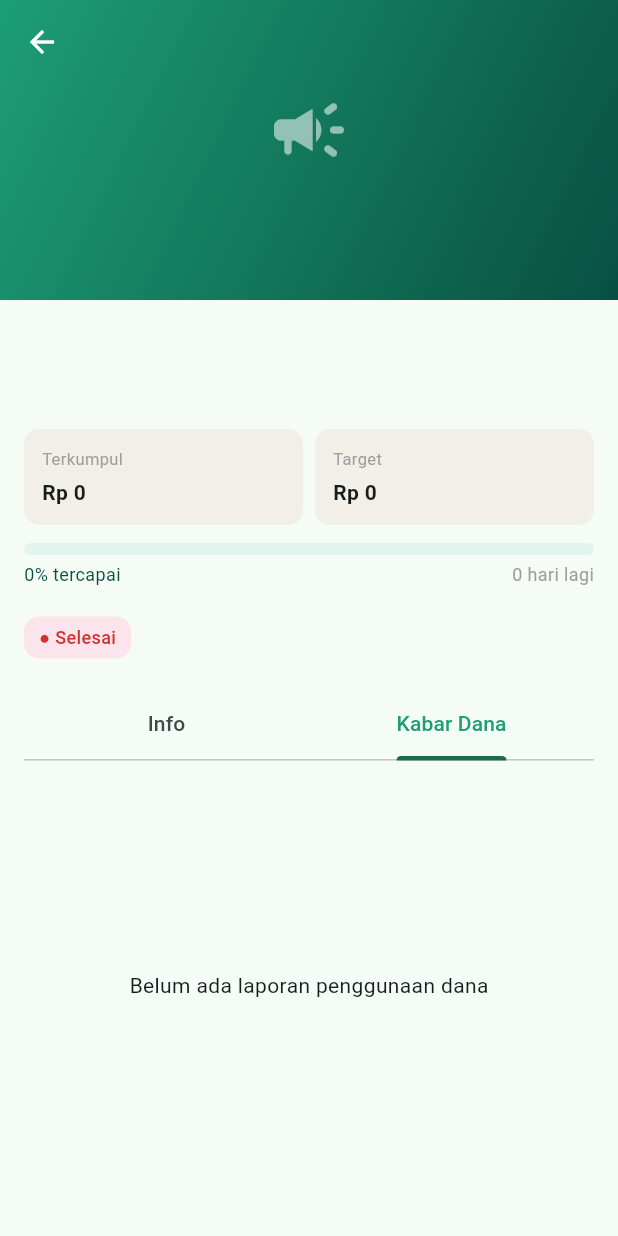
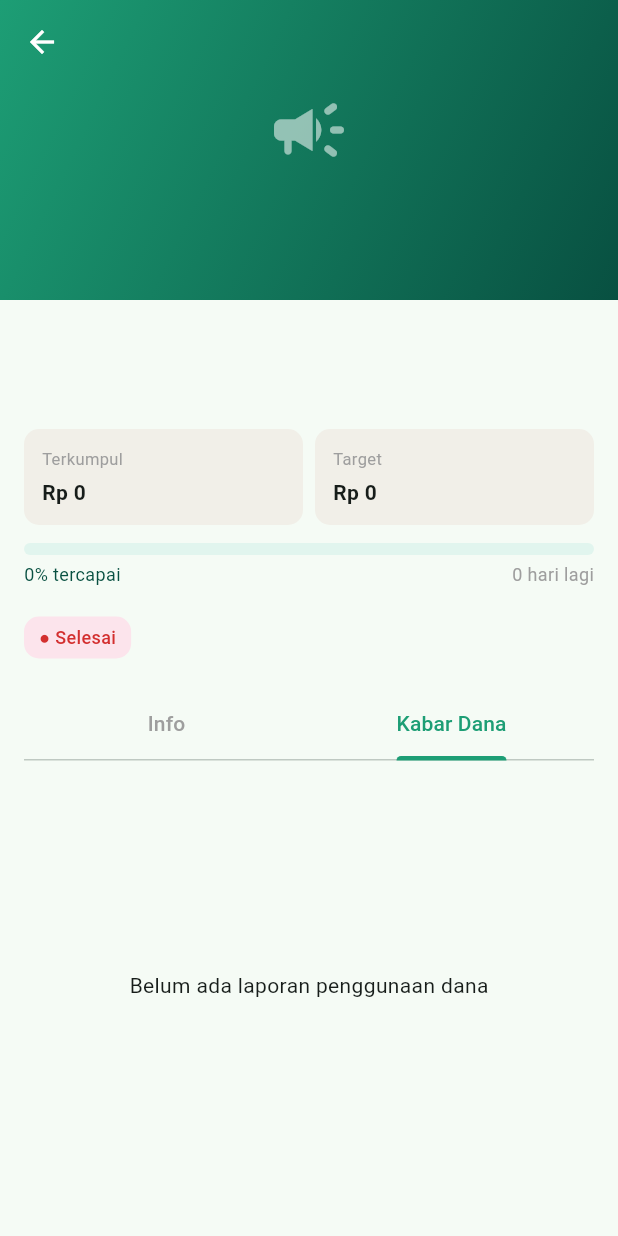
Before and after one commit to AzkaAzkun/donasee_final_project_ppb, a Flutter app: the DetailKampanyeScreen screen opened directly with empty values, tab 2 chosen, on a phone screen of 412 x 824 dp. Run offline on Flutter 3.47's test engine with Material 3 defaults, Android fonts, the phone set to English and light mode, and no system bars; our stand-ins replace cloud_firestore, firebase_auth, firebase_core, firebase_messaging, image_picker, supabase_flutter; accounts and stored records are empty.

Commit message:
fix: bug StreamBuilder tab Kabar Dana & Verifikasi, batasi tab Verifikasi ke pemilik kampanye, sembunyikan tombol donasi untuk admin

```diff
--- a/lib/screens/home/jelajah_screen.dart
+++ b/lib/screens/home/jelajah_screen.dart
@@ -123,6 +123,7 @@ class _JelajahScreenState extends State<JelajahScreen> {
             itemBuilder: (_, i) => CampaignCard(
               campaign: campaigns[i],
               isAdmin: isAdmin,
+              currentUserId: _user?.uid,
             ),
           );
         },
--- a/lib/screens/kampanye/detail_kampanye_screen.dart
+++ b/lib/screens/kampanye/detail_kampanye_screen.dart
@@ -12,9 +12,11 @@ import '../donasiku/form_donasi_screen.dart';
 class DetailKampanyeScreen extends StatelessWidget {
   final String campaignId;
   final bool isAdmin;
+  final String? currentUserId; // UID user yang sedang login
   const DetailKampanyeScreen({
     required this.campaignId,
     this.isAdmin = false,
+    this.currentUserId,
     super.key,
   });
 
@@ -191,16 +193,23 @@ class DetailKampanyeScreen extends StatelessWidget {
                       const SizedBox(height: 20),
 
                       // Tab: Info | Kabar Penggunaan Dana
-                      DefaultTabController(
-                        length: isAdmin ? 3 : 2,
+                      // Tab Verifikasi hanya untuk admin pemilik kampanye ini
+                      Builder(builder: (context) {
+                        final isOwner = isAdmin &&
+                            currentUserId != null &&
+                            campaign.organisasiId == currentUserId;
+                        return DefaultTabController(
+                          length: isOwner ? 3 : 2,
                           child: Column(
                             children: [
                               TabBar(
                                 labelColor: const Color(0xFF1D9E75),
+                                unselectedLabelColor: Colors.grey,
+                                indicatorColor: const Color(0xFF1D9E75),
                                 tabs: [
                                   const Tab(text: 'Info'),
                                   const Tab(text: 'Kabar Dana'),
-                                if (isAdmin) const Tab(text: 'Verifikasi'),
+                                  if (isOwner) const Tab(text: 'Verifikasi'),
                                 ],
                               ),
                               SizedBox(
@@ -212,14 +221,15 @@ class DetailKampanyeScreen extends StatelessWidget {
                                       child: Text(campaign.deskripsi),
                                     ),
                                     _AllocationTab(campaignId: campaignId),
-                                  if (isAdmin)
+                                    if (isOwner)
                                       _VerifikasiTab(campaignId: campaignId),
                                   ],
                                 ),
                               ),
                             ],
                           ),
-                      ),
+                        );
+                      }),
                     ],
                   ),
                 ),
@@ -228,8 +238,10 @@ class DetailKampanyeScreen extends StatelessWidget {
           );
         },
       ),
-      // Tombol donasi (integrasi Anggota 2)
-      bottomNavigationBar: Padding(
+      // Tombol donasi — hanya untuk donatur, bukan admin
+      bottomNavigationBar: isAdmin
+          ? const SizedBox.shrink()
+          : Padding(
         padding: const EdgeInsets.all(16),
         child: StreamBuilder<CampaignModel?>(
           stream: CampaignService().getCampaignByIdStream(campaignId),
@@ -346,6 +358,23 @@ class _AllocationTab extends StatelessWidget {
     return StreamBuilder<List<AllocationModel>>(
       stream: AllocationService().getAllocationsByCampaignStream(campaignId),
       builder: (context, snapshot) {
+        // Loading state — jangan langsung show empty
+        if (snapshot.connectionState == ConnectionState.waiting) {
+          return const Center(child: CircularProgressIndicator());
+        }
+        // Error state — tampilkan pesan error, bukan data kosong
+        if (snapshot.hasError) {
+          return Center(
+            child: Padding(
+              padding: const EdgeInsets.all(16),
+              child: Text(
+                'Gagal memuat data: ${snapshot.error}',
+                textAlign: TextAlign.center,
+                style: const TextStyle(color: Colors.red, fontSize: 12),
+              ),
+            ),
+          );
+        }
         if (!snapshot.hasData || snapshot.data!.isEmpty) {
           return const Center(child: Text('Belum ada laporan penggunaan dana'));
         }
@@ -391,20 +420,45 @@ class _VerifikasiTab extends StatelessWidget {
       decimalDigits: 0,
     );
 
+    // Query tanpa orderBy untuk menghindari composite index
     return StreamBuilder<QuerySnapshot>(
       stream: FirebaseFirestore.instance
           .collection('donations')
           .where('kampanyeId', isEqualTo: campaignId)
           .where('status', isEqualTo: 'menunggu_verifikasi')
-          .orderBy('createdAt', descending: true)
           .snapshots(),
       builder: (context, snapshot) {
+        // Loading state — jangan langsung show empty
+        if (snapshot.connectionState == ConnectionState.waiting) {
+          return const Center(child: CircularProgressIndicator());
+        }
+        // Error state
+        if (snapshot.hasError) {
+          return Center(
+            child: Padding(
+              padding: const EdgeInsets.all(16),
+              child: Text(
+                'Gagal memuat data: ${snapshot.error}',
+                textAlign: TextAlign.center,
+                style: const TextStyle(color: Colors.red, fontSize: 12),
+              ),
+            ),
+          );
+        }
         if (!snapshot.hasData || snapshot.data!.docs.isEmpty) {
           return const Center(
             child: Text('Tidak ada donasi menunggu verifikasi'),
           );
         }
-        final docs = snapshot.data!.docs;
+        // Sort client-side by createdAt descending
+        final docs = [...snapshot.data!.docs];
+        docs.sort((a, b) {
+          final aTime = (a.data() as Map<String, dynamic>)['createdAt'];
+          final bTime = (b.data() as Map<String, dynamic>)['createdAt'];
+          if (aTime == null || bTime == null) return 0;
+          return (bTime as Timestamp).compareTo(aTime as Timestamp);
+        });
+
         return ListView.builder(
           padding: const EdgeInsets.all(8),
           itemCount: docs.length,
```
Also changed, not shown: lib/services/allocation_service.dart (+8 -4 lines), lib/widgets/campaign_card.dart (+8 -1 lines). Lines whose indentation alone changed are shown as unchanged.
